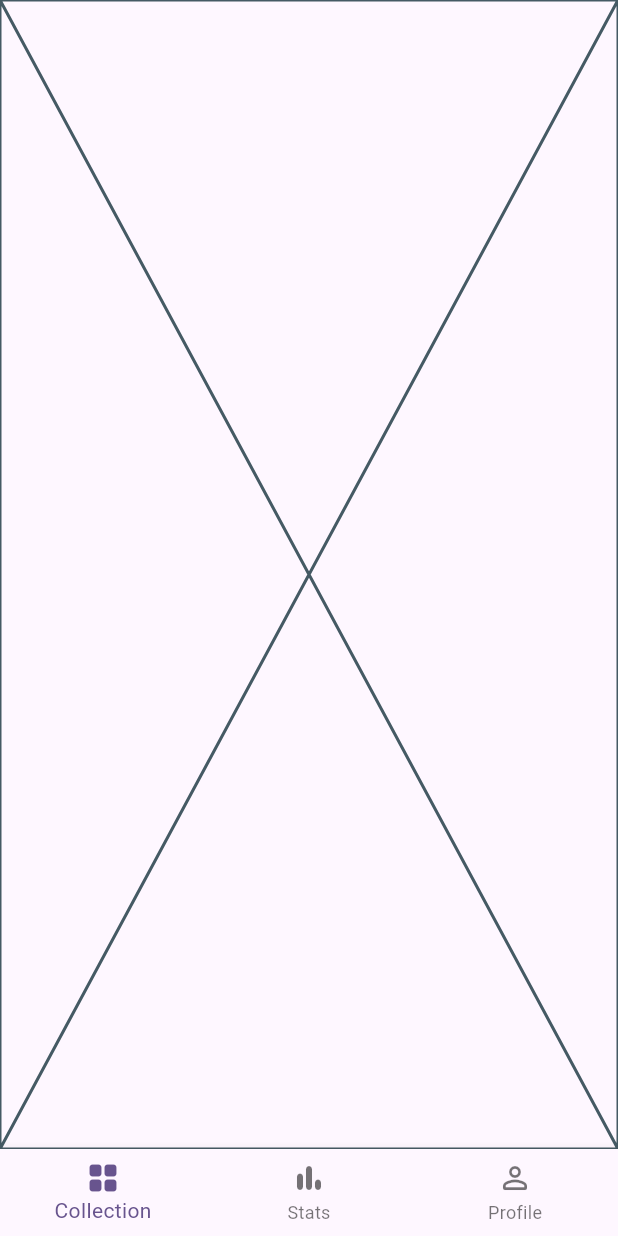
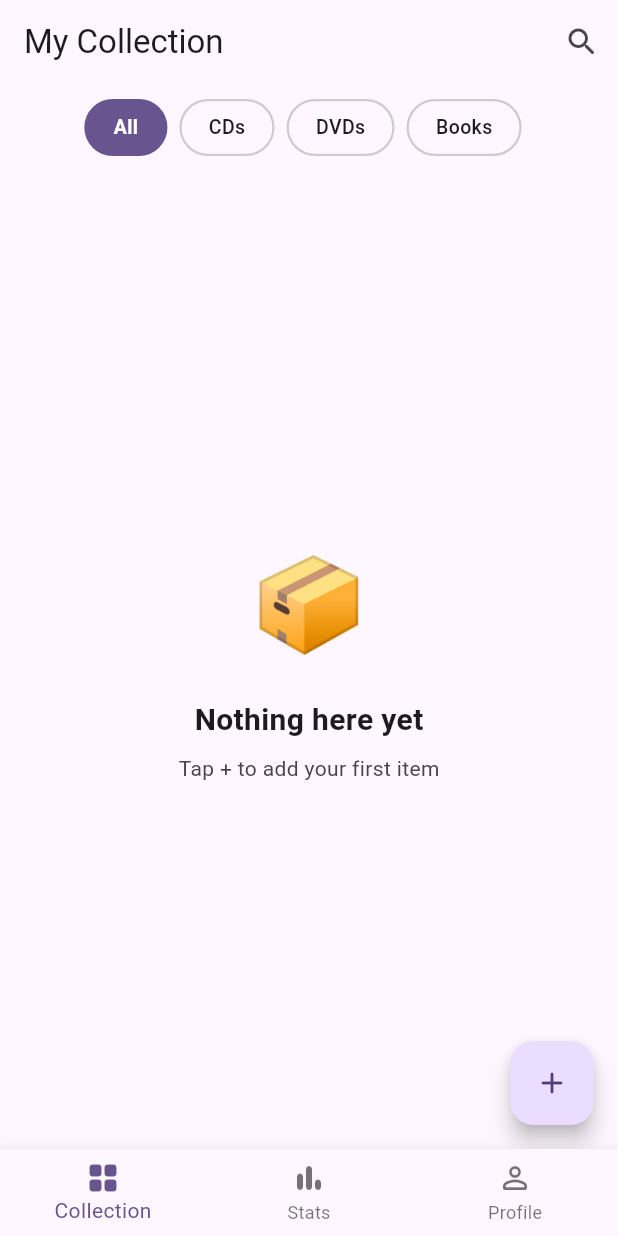
Before and after one commit to ScottBaroni/media_collection_app, a Flutter app: the screen it shows after launch, on a phone screen of 412 x 824 dp. Run offline on Flutter 3.47's test engine with Material 3 defaults, Android fonts, the phone set to English and light mode, and no system bars; our stand-ins replace sqflite; accounts and stored records are empty.

Commit message:
Added collection screen with filter chips and grid view

```diff
--- a/lib/screens/collection_screen.dart
+++ b/lib/screens/collection_screen.dart
@@ -0,0 +1,304 @@
+import 'package:flutter/material.dart';
+import 'package:provider/provider.dart';
+import '../providers/collection_provider.dart';
+import '../models/media_item.dart';
+import '../models/collection_type.dart';
+
+class CollectionScreen extends StatefulWidget {
+  const CollectionScreen({super.key});
+
+  @override
+  State<CollectionScreen> createState() => _CollectionScreenState();
+}
+
+class _CollectionScreenState extends State<CollectionScreen> {
+  String? _selectedTypeId; // null means "All"
+
+  List<MediaItem> _filteredItems(List<MediaItem> items) {
+    if (_selectedTypeId == null) return items;
+    return items.where((item) => item.collectionTypeId == _selectedTypeId).toList();
+  }
+
+  @override
+  Widget build(BuildContext context) {
+    final provider = context.watch<CollectionProvider>();
+
+    // Show spinner while loading from database
+    if (provider.isLoading) {
+      return const Scaffold(
+        body: Center(child: CircularProgressIndicator()),
+      );
+    }
+
+    final filtered = _filteredItems(provider.items);
+
+    return Scaffold(
+      appBar: AppBar(
+        title: const Text('My Collection'),
+        actions: [
+          IconButton(
+            icon: const Icon(Icons.search_rounded),
+            onPressed: () {}, // TODO: search
+          ),
+        ],
+      ),
+      body: Column(
+        children: [
+          // Filter Chips
+          _FilterBar(
+            collectionTypes: provider.collectionTypes,
+            selectedTypeId: _selectedTypeId,
+            onSelected: (id) => setState(() => _selectedTypeId = id),
+          ),
+
+          // Grid
+          Expanded(
+            child: filtered.isEmpty
+                ? const _EmptyState()
+                : GridView.builder(
+              padding: const EdgeInsets.all(16),
+              gridDelegate:
+              const SliverGridDelegateWithFixedCrossAxisCount(
+                crossAxisCount: 2,
+                crossAxisSpacing: 12,
+                mainAxisSpacing: 12,
+                childAspectRatio: 0.72,
+              ),
+              itemCount: filtered.length,
+              itemBuilder: (context, index) {
+                return _MediaCard(item: filtered[index]);
+              },
+            ),
+          ),
+        ],
+      ),
+      floatingActionButton: FloatingActionButton(
+        onPressed: () {}, // TODO: add item
+        child: const Icon(Icons.add_rounded),
+      ),
+    );
+  }
+}
+
+// Filter Bar
+
+class _FilterBar extends StatelessWidget {
+  final List<CollectionType> collectionTypes;
+  final String? selectedTypeId;
+  final ValueChanged<String?> onSelected;
+
+  const _FilterBar({
+    required this.collectionTypes,
+    required this.selectedTypeId,
+    required this.onSelected,
+  });
+
+  @override
+  Widget build(BuildContext context) {
+    return SingleChildScrollView(
+      scrollDirection: Axis.horizontal,
+      padding: const EdgeInsets.symmetric(horizontal: 16, vertical: 10),
+      child: Row(
+        children: [
+          // "All" chip
+          _Chip(
+            label: 'All',
+            isSelected: selectedTypeId == null,
+            onTap: () => onSelected(null),
+          ),
+          const SizedBox(width: 8),
+          // One chip per collection type
+          ...collectionTypes.map((type) => Padding(
+            padding: const EdgeInsets.only(right: 8),
+            child: _Chip(
+              label: type.name,
+              isSelected: selectedTypeId == type.id,
+              onTap: () => onSelected(type.id),
+            ),
+          )),
+        ],
+      ),
+    );
+  }
+}
+
+class _Chip extends StatelessWidget {
+  final String label;
+  final bool isSelected;
+  final VoidCallback onTap;
+
+  const _Chip({
+    required this.label,
+    required this.isSelected,
+    required this.onTap,
+  });
+
+  @override
+  Widget build(BuildContext context) {
+    final color = Theme.of(context).colorScheme.primary;
+    return GestureDetector(
+      onTap: onTap,
+      child: AnimatedContainer(
+        duration: const Duration(milliseconds: 200),
+        padding: const EdgeInsets.symmetric(horizontal: 18, vertical: 8),
+        decoration: BoxDecoration(
+          color: isSelected ? color : Colors.transparent,
+          borderRadius: BorderRadius.circular(20),
+          border: Border.all(
+            color: isSelected ? color : Colors.grey.withValues(alpha: 0.5),
+            width: 1.5,
+          ),
+        ),
+        child: Text(
+          label,
+          style: TextStyle(
+            fontSize: 13,
+            fontWeight: isSelected ? FontWeight.w700 : FontWeight.w500,
+            color: isSelected ? Colors.white : null,
+          ),
+        ),
+      ),
+    );
+  }
+}
+
+// Media Card
+
+class _MediaCard extends StatelessWidget {
+  final MediaItem item;
+  const _MediaCard({required this.item});
+
+  @override
+  Widget build(BuildContext context) {
+    return GestureDetector(
+      onTap: () {}, // TODO: item detail
+      child: Container(
+        decoration: BoxDecoration(
+          color: Theme.of(context).colorScheme.surfaceContainerHighest,
+          borderRadius: BorderRadius.circular(16),
+        ),
+        clipBehavior: Clip.hardEdge,
+        child: Column(
+          crossAxisAlignment: CrossAxisAlignment.start,
+          children: [
+            // Cover Art
+            Expanded(
+              child: item.imagePath != null
+                  ? Image.file(
+                width: double.infinity,
+                fit: BoxFit.cover,
+                // Handle this properly later with image picking
+                Uri.file(item.imagePath!).toFilePath() as dynamic,
+              )
+                  : _PlaceholderArt(collectionTypeId: item.collectionTypeId),
+            ),
+
+            // Info
+            Padding(
+              padding: const EdgeInsets.all(10),
+              child: Column(
+                crossAxisAlignment: CrossAxisAlignment.start,
+                children: [
+                  Text(
+                    item.collectionTypeId.toUpperCase(),
+                    style: TextStyle(
+                      fontSize: 10,
+                      fontWeight: FontWeight.w700,
+                      color: Theme.of(context).colorScheme.primary,
+                      letterSpacing: 0.8,
+                    ),
+                  ),
+                  const SizedBox(height: 2),
+                  Text(
+                    item.title,
+                    maxLines: 1,
+                    overflow: TextOverflow.ellipsis,
+                    style: const TextStyle(
+                      fontSize: 14,
+                      fontWeight: FontWeight.w700,
+                    ),
+                  ),
+                  const SizedBox(height: 1),
+                  Text(
+                    item.creator,
+                    maxLines: 1,
+                    overflow: TextOverflow.ellipsis,
+                    style: TextStyle(
+                      fontSize: 12,
+                      color: Theme.of(context).colorScheme.onSurfaceVariant,
+                    ),
+                  ),
+                  Text(
+                    item.year.toString(),
+                    style: TextStyle(
+                      fontSize: 11,
+                      color: Theme.of(context).colorScheme.onSurfaceVariant,
+                    ),
+                  ),
+                ],
+              ),
+            ),
+          ],
+        ),
+      ),
+    );
+  }
+}
+
+// Placeholder Art
+
+class _PlaceholderArt extends StatelessWidget {
+  final String collectionTypeId;
+  const _PlaceholderArt({required this.collectionTypeId});
+
+  String get _emoji {
+    switch (collectionTypeId) {
+      case 'cds': return '💿';
+      case 'dvds': return '📀';
+      case 'books': return '📖';
+      default: return '🗂️';
+    }
+  }
+
+  @override
+  Widget build(BuildContext context) {
+    return Container(
+      width: double.infinity,
+      color: Theme.of(context).colorScheme.surfaceContainerHighest,
+      child: Center(
+        child: Text(_emoji, style: const TextStyle(fontSize: 48)),
+      ),
+    );
+  }
+}
+
+// Empty State
+
+class _EmptyState extends StatelessWidget {
+  const _EmptyState();
+
+  @override
+  Widget build(BuildContext context) {
+    return Center(
+      child: Column(
+        mainAxisAlignment: MainAxisAlignment.center,
+        children: [
+          const Text('📦', style: TextStyle(fontSize: 64)),
+          const SizedBox(height: 16),
+          const Text(
+            'Nothing here yet',
+            style: TextStyle(fontSize: 20, fontWeight: FontWeight.w700),
+          ),
+          const SizedBox(height: 8),
+          Text(
+            'Tap + to add your first item',
+            style: TextStyle(
+              fontSize: 14,
+              color: Theme.of(context).colorScheme.onSurfaceVariant,
+            ),
+          ),
+        ],
+      ),
+    );
+  }
+}
--- a/lib/screens/shell_screen.dart
+++ b/lib/screens/shell_screen.dart
@@ -1,4 +1,5 @@
 import 'package:flutter/material.dart';
+import 'collection_screen.dart';
 
 class ShellScreen extends StatefulWidget {
   const ShellScreen({super.key});
@@ -11,7 +12,7 @@ class _ShellScreenState extends State<ShellScreen> {
   int _currentIndex = 0;
 
   final List<Widget> _screens = [
-    const Placeholder(), // Collection
+    const CollectionScreen(), // Collection
     const Placeholder(), // Stats
     const Placeholder(), // Profile
   ];
```
